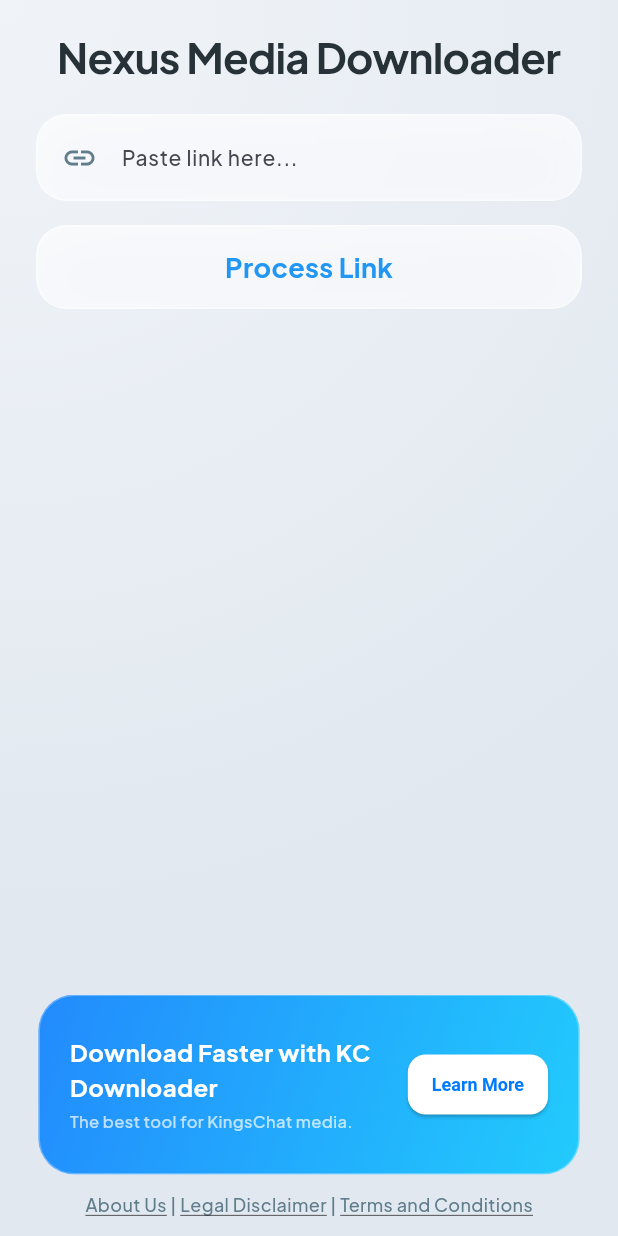
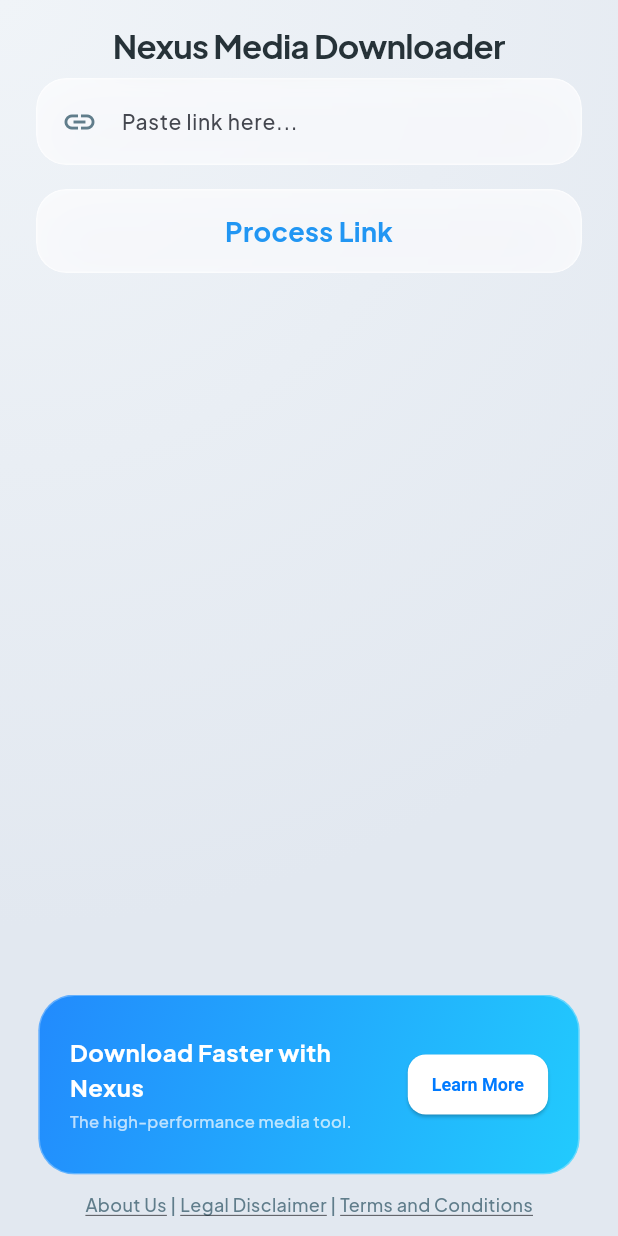
Before and after one commit to qubatorsnetusa-maker/kcmediadownloader, a Flutter app: the screen it shows after launch, after a tap on "I Accept & Agree", after a tap on "Skip", on a phone screen of 412 x 824 dp. Run offline on Flutter 3.47's test engine with Material 3 defaults, Android fonts, the phone set to English and light mode, and no system bars; drawn by our look-alikes of carousel_slider; our stand-ins replace connectivity_plus, firebase_core, firebase_remote_config, flutter_local_notifications, introduction_screen, permission_handler and 1 more; missing offline and left inert: flutter_downloader, gal; accounts and stored records are empty.

```diff
--- a/lib/home_screen.dart
+++ b/lib/home_screen.dart
@@ -87,7 +87,7 @@
       }
     } catch (_) {}
 
-    final fileName = 'KC_${DateTime.now().millisecondsSinceEpoch}.$extension';
+    final fileName = 'Nexus_${DateTime.now().millisecondsSinceEpoch}.$extension';
 
     await DownloaderService.downloadFile(
       url: media.url!,
@@ -132,10 +132,10 @@
           child: Column(
             children: [
               Padding(
-                padding: const EdgeInsets.symmetric(vertical: 20.0),
+                padding: const EdgeInsets.only(top: 16.0, bottom: 8.0),
                 child: Text(
                   'Nexus Media Downloader',
-                  style: Theme.of(context).textTheme.headlineMedium?.copyWith(
+                  style: Theme.of(context).textTheme.titleLarge?.copyWith(
                     fontWeight: FontWeight.bold,
                     color: Colors.blueGrey[900],
                     letterSpacing: -0.5,
--- a/lib/main.dart
+++ b/lib/main.dart
@@ -2,7 +2,10 @@
 import 'package:firebase_core/firebase_core.dart';
 import 'package:shared_preferences/shared_preferences.dart';
 import 'package:permission_handler/permission_handler.dart';
+import 'package:flutter_downloader/flutter_downloader.dart';
 import 'services/remote_config_service.dart';
+import 'services/notification_service.dart';
+import 'services/downloader_service.dart';
 import 'home_screen.dart';
 import 'walkthrough_screen.dart';
 import 'legal_disclaimer_screen.dart';
@@ -11,28 +14,32 @@
   WidgetsFlutterBinding.ensureInitialized();
   await Firebase.initializeApp();
   await RemoteConfigService().initialize();
+  await FlutterDownloader.initialize(debug: true);
+  await NotificationService.initialize();
+  DownloaderService.initialize();
 
   // Request essential permissions on startup
   await [
     Permission.storage,
     Permission.photos,
     Permission.videos,
+    Permission.notification,
   ].request();
 
   final prefs = await SharedPreferences.getInstance();
   final showWalkthrough = prefs.getBool('showWalkthrough') ?? true;
   final hasAcceptedLegal = prefs.getBool('hasAcceptedLegal') ?? false;
 
-  runApp(KCMediaDownloaderApp(
+  runApp(NexusMediaDownloaderApp(
     showWalkthrough: showWalkthrough,
     hasAcceptedLegal: hasAcceptedLegal,
   ));
 }
 
-class KCMediaDownloaderApp extends StatelessWidget {
+class NexusMediaDownloaderApp extends StatelessWidget {
   final bool showWalkthrough;
   final bool hasAcceptedLegal;
-  const KCMediaDownloaderApp({
+  const NexusMediaDownloaderApp({
     super.key,
     required this.showWalkthrough,
     required this.hasAcceptedLegal,
--- /dev/null
+++ b/lib/services/notification_service.dart
@@ -0,0 +1,41 @@
+import 'package:flutter_local_notifications/flutter_local_notifications.dart';
+
+class NotificationService {
+  static final FlutterLocalNotificationsPlugin _notificationsPlugin =
+      FlutterLocalNotificationsPlugin();
+
+  static Future<void> initialize() async {
+    const AndroidInitializationSettings initializationSettingsAndroid =
+        AndroidInitializationSettings('@mipmap/ic_launcher');
+
+    const InitializationSettings initializationSettings = InitializationSettings(
+      android: initializationSettingsAndroid,
+    );
+
+    await _notificationsPlugin.initialize(initializationSettings);
+  }
+
+  static Future<void> showDownloadCompleteNotification({
+    required String fileName,
+  }) async {
+    const AndroidNotificationDetails androidPlatformChannelSpecifics =
+        AndroidNotificationDetails(
+      'download_channel',
+      'Downloads',
+      channelDescription: 'Notifications for completed downloads',
+      importance: Importance.max,
+      priority: Priority.high,
+      showWhen: true,
+    );
+
+    const NotificationDetails platformChannelSpecifics =
+        NotificationDetails(android: androidPlatformChannelSpecifics);
+
+    await _notificationsPlugin.show(
+      0,
+      'Download Complete',
+      'File $fileName has been saved to your gallery.',
+      platformChannelSpecifics,
+    );
+  }
+}
--- a/lib/services/remote_config_service.dart
+++ b/lib/services/remote_config_service.dart
@@ -19,25 +19,25 @@
     await _remoteConfig.setDefaults({
       'ad_cards': jsonEncode([
         {
-          'title': 'Download Faster with KC Downloader',
-          'subtitle': 'The best tool for KingsChat media.',
+          'title': 'Download Faster with Nexus',
+          'subtitle': 'The high-performance media tool.',
           'color': '0xFF2196F3',
           'buttonText': 'Learn More',
-          'buttonUrl': 'https://kingsch.at'
+          'buttonUrl': 'https://qubators.org'
         },
         {
-          'title': 'CeFlix Content Offline',
-          'subtitle': 'Save your favorite videos easily.',
+          'title': 'KingsChat & CeFlix',
+          'subtitle': 'Save your favorite content easily.',
           'color': '0xFF4CAF50',
           'buttonText': 'Watch Now',
           'buttonUrl': 'https://ceflix.org'
         },
         {
-          'title': 'Simple & Secure',
-          'subtitle': 'Your privacy is our priority.',
+          'title': 'Qubators TechLabs',
+          'subtitle': 'Innovating for the Gospel.',
           'color': '0xFFFF9800',
-          'buttonText': 'Our Privacy',
-          'buttonUrl': 'https://google.com'
+          'buttonText': 'Visit Us',
+          'buttonUrl': 'https://qubators.org'
         },
       ]),
     });
@@ -56,11 +56,11 @@
     if (jsonStr.isEmpty) {
       return [
         {
-          'title': 'Download Faster with KC Downloader',
-          'subtitle': 'The best tool for KingsChat media.',
+          'title': 'Download Faster with Nexus',
+          'subtitle': 'The high-performance media tool.',
           'color': '0xFF2196F3',
           'buttonText': 'Learn More',
-          'buttonUrl': 'https://kingsch.at'
+          'buttonUrl': 'https://qubators.org'
         },
       ];
     }
--- a/lib/terms_and_conditions_screen.dart
+++ b/lib/terms_and_conditions_screen.dart
@@ -61,6 +61,10 @@
                           '5. Links',
                           'The developers have not reviewed all of the sites linked to its app and are not responsible for the contents of any such linked site. The inclusion of any link does not imply endorsement by the developers of the site.',
                         ),
+                        _buildSection(
+                          '6. Privacy Policy',
+                          'We respect your privacy. This application does not collect, store, or share any personal data from its users. Any media downloaded is processed locally on your device and saved directly to your gallery. We do not have access to your files or download history. We may use anonymous device identifiers and cloud-based configuration services to provide a better and more up-to-date user experience.',
+                        ),
                         const SizedBox(height: 32),
                         const Center(
                           child: Text(
--- a/lib/walkthrough_screen.dart
+++ b/lib/walkthrough_screen.dart
@@ -29,8 +29,8 @@
           pages: [
             _buildPage(
               context,
-              "Welcome to KC Downloader",
-              "The easiest way to download media from KingsChat and CeFlix.",
+              "Welcome to Nexus Media Downloader",
+              "The easiest way to download media files online.",
               Icons.download_for_offline,
               Colors.blue,
             ),
@@ -76,8 +76,16 @@
     return PageViewModel(
       title: title,
       body: body,
-      image: Center(child: Icon(icon, size: 175, color: color.withValues(alpha: 0.8))),
+      image: Center(
+        child: Padding(
+          padding: const EdgeInsets.only(top: 40.0),
+          child: Icon(icon, size: 120, color: color.withValues(alpha: 0.8)),
+        ),
+      ),
       decoration: PageDecoration(
+        imagePadding: const EdgeInsets.only(bottom: 0),
+        titlePadding: const EdgeInsets.only(top: 20, bottom: 16),
+        bodyPadding: const EdgeInsets.symmetric(horizontal: 24),
         titleTextStyle: TextStyle(fontSize: 28.0, fontWeight: FontWeight.bold, color: Colors.blueGrey[900], letterSpacing: -0.5),
         bodyTextStyle: TextStyle(fontSize: 18.0, color: Colors.blueGrey[700], fontWeight: FontWeight.w500),
         pageColor: Colors.transparent,
--- a/pubspec.yaml
+++ b/pubspec.yaml
@@ -1,4 +1,4 @@
-name: kc_media_downloader
+name: nexus_media_downloader
 description: "A new Flutter project."
 # The following line prevents the package from being accidentally published to
 # pub.dev using `flutter pub publish`. This is preferred for private packages.
@@ -48,6 +48,8 @@
   introduction_screen: ^4.0.0
   gal: ^2.3.2
   connectivity_plus: ^7.1.1
+  flutter_downloader: ^1.11.9
+  flutter_local_notifications: ^18.0.1
 
 dev_dependencies:
   flutter_test:
```
Also changed, not shown: lib/services/downloader_service.dart (+75 -56 lines), pubspec.lock, 43 other files.
